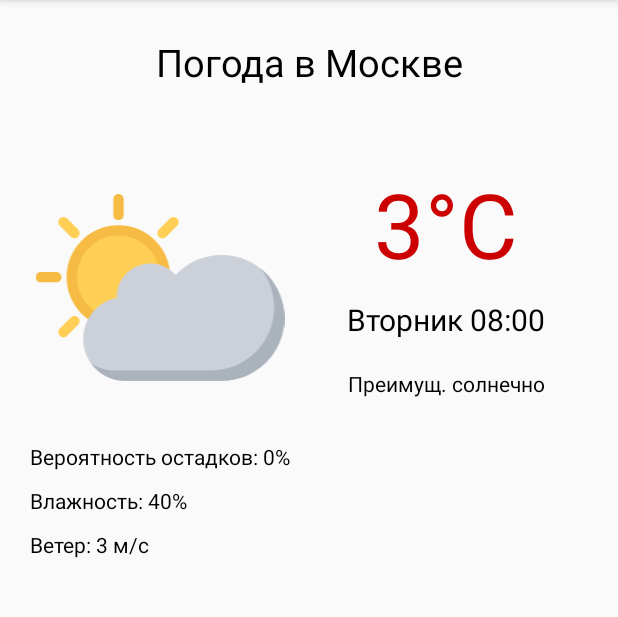
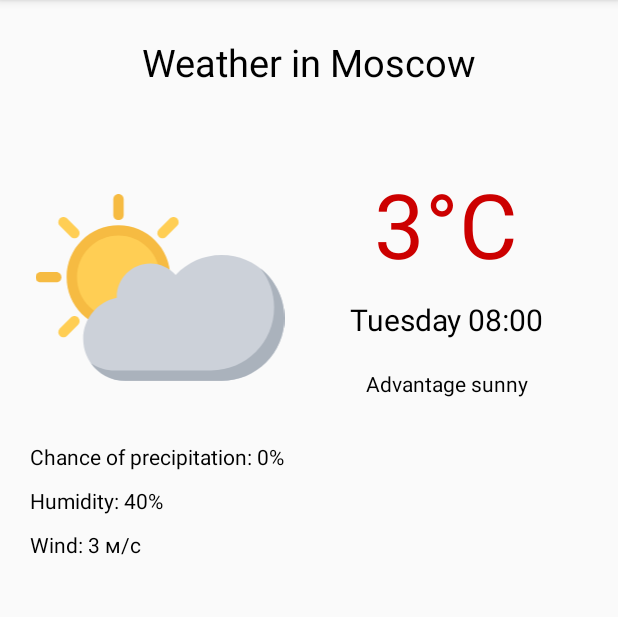
Before and after one commit to Ivan7771998/WeatherAppGeekBrains, an Android app: the screen it shows after launch (MainActivity), on a phone screen of 412 x 824 dp, the part 84-701 px from its top. Run offline under Robolectric (Android 15) with nearby library versions, the phone set to English and light mode, and no system bars.

Commit message:
add en and ru locale

```diff
--- a/app/src/main/res/values/strings.xml
+++ b/app/src/main/res/values/strings.xml
@@ -1,10 +1,10 @@
 <resources>
     <string name="app_name">WeatherAppGeekBrains</string>
-    <string name="title_weather">Погода в Москве</string>
-    <string name="text_status_weather">Преимущ. солнечно</string>
+    <string name="title_weather">Weather in Moscow</string>
+    <string name="text_status_weather">Advantage sunny</string>
     <string name="text_temperature">3°C</string>
-    <string name="text_precipitation">Вероятность остадков: 0%</string>
-    <string name="humidity">Влажность: 40%</string>
-    <string name="text_wind">Ветер: 3 м/с</string>
-    <string name="text_day_time_now">Вторник 08:00</string>
+    <string name="text_precipitation">Chance of precipitation: 0%</string>
+    <string name="humidity">Humidity: 40%</string>
+    <string name="text_wind">Wind: 3 м/с</string>
+    <string name="text_day_time_now">Tuesday 08:00</string>
 </resources>
```
Also changed, not shown: 1 other file.
